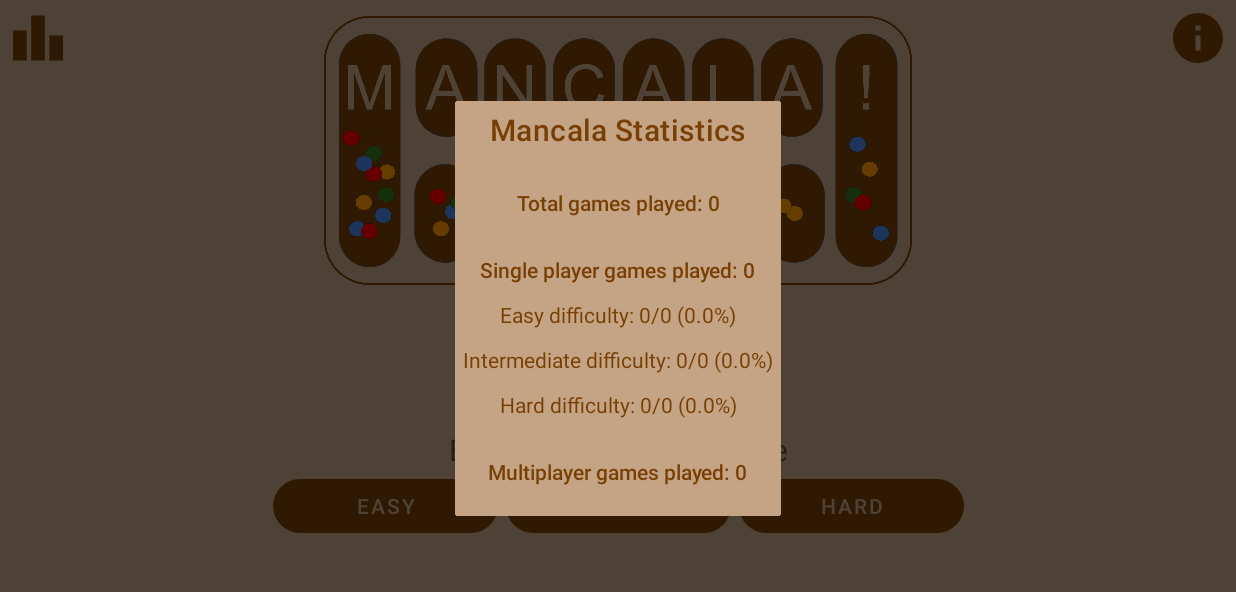
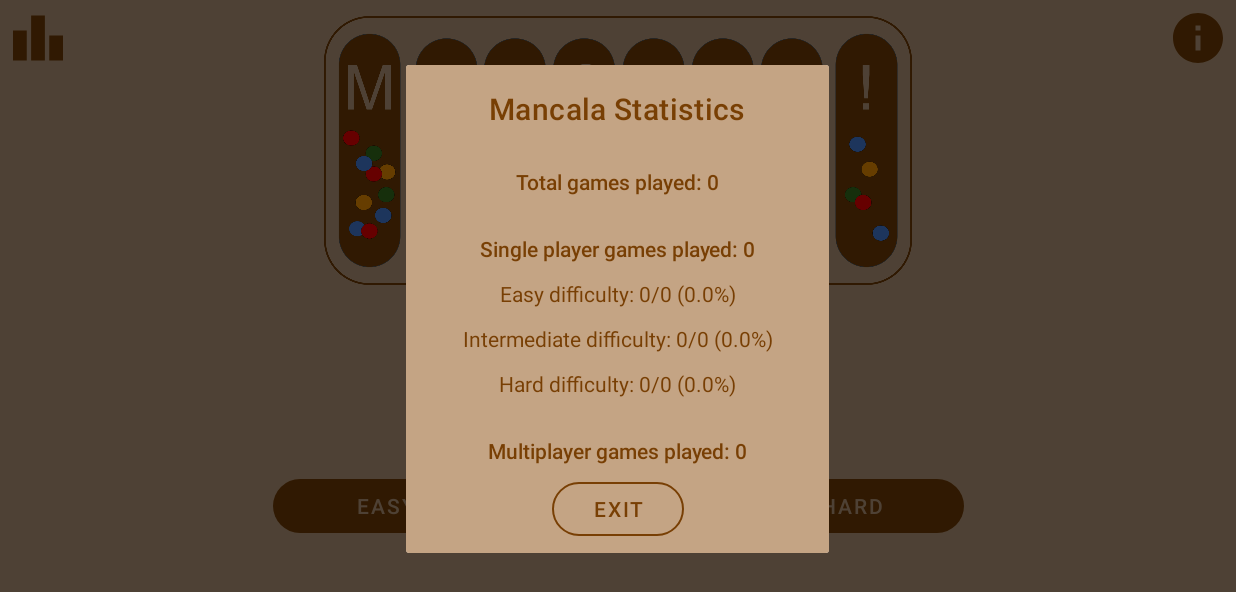
Before and after one commit to npbassett/MancalaApplication, an Android app: the screen it shows after launch (DashboardActivity), after a tap on "stats vector image", on a phone screen of 824 x 412 dp (held sideways). Shown: the top 592 px of the screen. Run offline under Robolectric (Android 15) with nearby library versions, the phone set to English and light mode, and no system bars; our stand-ins replace Room's generated code.

Commit message:
updated statistic page with exit button.

```diff
--- a/app/src/main/java/com/example/mancalaapplication/GameStatsDialogFragment.kt
+++ b/app/src/main/java/com/example/mancalaapplication/GameStatsDialogFragment.kt
@@ -4,6 +4,7 @@ import android.os.Bundle
 import android.view.LayoutInflater
 import android.view.View
 import android.view.ViewGroup
+import android.widget.Button
 import android.widget.TextView
 import androidx.fragment.app.DialogFragment
 import androidx.lifecycle.ViewModelProvider
@@ -50,6 +51,9 @@ class GameStatsDialogFragment : DialogFragment() {
         observeIntermediateGames()
         observeHardGames()
         observeMultiplayerGameOutcomes()
+
+        val btnExit: Button = view.findViewById(R.id.btnExit)
+        btnExit.setOnClickListener { dialog?.dismiss() }
 
         return view
     }
--- a/app/src/main/res/layout/game_stats.xml
+++ b/app/src/main/res/layout/game_stats.xml
@@ -6,12 +6,14 @@
     android:layout_height="match_parent"
     android:layout_margin="?dialogPreferredPadding">
 
-
     <TextView
         android:id="@+id/tvTitle"
         android:layout_width="wrap_content"
         android:layout_height="wrap_content"
         android:layout_margin="5dp"
+        android:paddingLeft="50dp"
+        android:paddingTop="10dp"
+        android:paddingRight="50dp"
         android:text="@string/stats_title"
         android:textAppearance="@style/TextAppearance.MaterialComponents.Headline6"
         android:textColor="@color/accent"
@@ -26,10 +28,10 @@
         android:id="@+id/tvTotalGamesPlayed"
         android:layout_width="wrap_content"
         android:layout_height="wrap_content"
-        android:layout_margin="20dp"
         android:text="@string/total_games_played"
         android:textAppearance="@style/TextAppearance.AppCompat.Body2"
         android:textColor="@color/accent"
+        android:layout_margin="20dp"
         app:layout_constraintBottom_toTopOf="@+id/tvSinglePlayerGamesPlayed"
         app:layout_constraintEnd_toEndOf="parent"
         app:layout_constraintHorizontal_bias="0.5"
@@ -40,10 +42,10 @@
         android:id="@+id/tvSinglePlayerGamesPlayed"
         android:layout_width="wrap_content"
         android:layout_height="wrap_content"
-        android:layout_margin="5dp"
         android:text="@string/single_player_games_played"
         android:textAppearance="@style/TextAppearance.AppCompat.Body2"
         android:textColor="@color/accent"
+        android:layout_margin="5dp"
         app:layout_constraintBottom_toTopOf="@+id/tvEasyGamesWon"
         app:layout_constraintEnd_toEndOf="parent"
         app:layout_constraintHorizontal_bias="0.5"
@@ -54,9 +56,9 @@
         android:id="@+id/tvEasyGamesWon"
         android:layout_width="wrap_content"
         android:layout_height="wrap_content"
-        android:layout_margin="5dp"
         android:text="@string/easy_games_won"
         android:textColor="@color/accent"
+        android:layout_margin="5dp"
         app:layout_constraintBottom_toTopOf="@+id/tvIntermediateGamesWon"
         app:layout_constraintEnd_toEndOf="parent"
         app:layout_constraintHorizontal_bias="0.5"
@@ -67,9 +69,9 @@
         android:id="@+id/tvIntermediateGamesWon"
         android:layout_width="wrap_content"
         android:layout_height="wrap_content"
-        android:layout_margin="5dp"
         android:text="@string/intermediate_games_won"
         android:textColor="@color/accent"
+        android:layout_margin="5dp"
         app:layout_constraintBottom_toTopOf="@+id/tvHardGamesWon"
         app:layout_constraintEnd_toEndOf="parent"
         app:layout_constraintHorizontal_bias="0.5"
@@ -80,9 +82,9 @@
         android:id="@+id/tvHardGamesWon"
         android:layout_width="wrap_content"
         android:layout_height="wrap_content"
-        android:layout_margin="5dp"
         android:text="@string/hard_games_won"
         android:textColor="@color/accent"
+        android:layout_margin="5dp"
         app:layout_constraintBottom_toTopOf="@+id/tvMultiplayerGamesPlayed"
         app:layout_constraintEnd_toEndOf="parent"
         app:layout_constraintHorizontal_bias="0.5"
@@ -93,14 +95,27 @@
         android:id="@+id/tvMultiplayerGamesPlayed"
         android:layout_width="wrap_content"
         android:layout_height="wrap_content"
-        android:layout_margin="20dp"
         android:text="@string/multiplayer_games_played"
         android:textAppearance="@style/TextAppearance.AppCompat.Body2"
         android:textColor="@color/accent"
-        app:layout_constraintBottom_toBottomOf="parent"
+        android:layout_marginTop="20dp"
+        app:layout_constraintBottom_toTopOf="@+id/btnExit"
         app:layout_constraintEnd_toEndOf="parent"
         app:layout_constraintHorizontal_bias="0.5"
         app:layout_constraintStart_toStartOf="parent"
         app:layout_constraintTop_toBottomOf="@+id/tvHardGamesWon" />
 
+    <Button
+        android:id="@+id/btnExit"
+        android:layout_width="wrap_content"
+        android:layout_height="wrap_content"
+        android:text="@string/exit"
+        android:layout_margin="5dp"
+        style="@style/Alert.Button.Positive"
+        app:layout_constraintBottom_toBottomOf="parent"
+        app:layout_constraintEnd_toEndOf="parent"
+        app:layout_constraintHorizontal_bias="0.5"
+        app:layout_constraintStart_toStartOf="parent"
+        app:layout_constraintTop_toBottomOf="@+id/tvMultiplayerGamesPlayed" />
+
 </androidx.constraintlayout.widget.ConstraintLayout>
```
